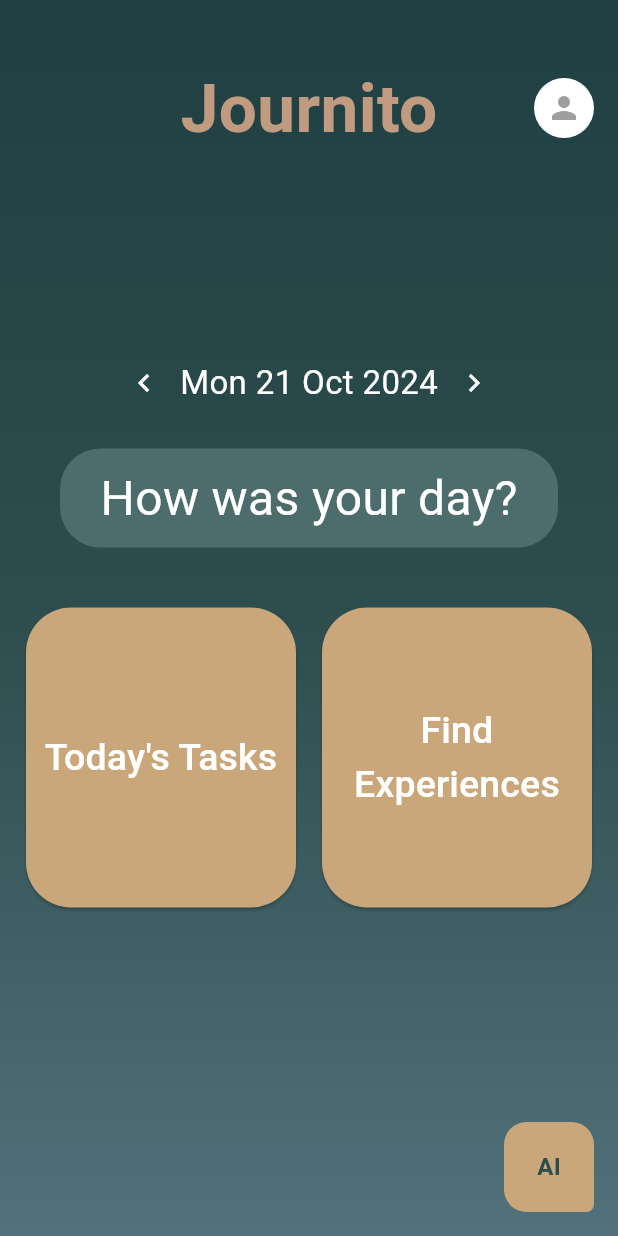
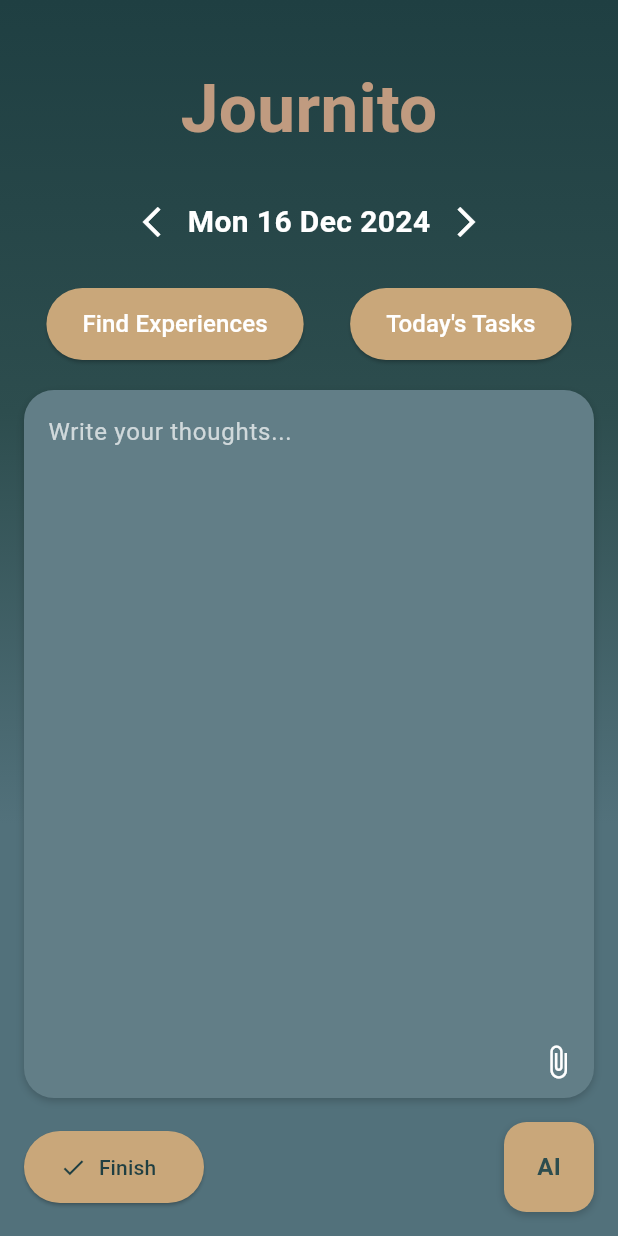
Before and after one commit to mariantaflou/Human-Computer-Interaction-Project-Journito, a Flutter app: the HomeScreen screen opened by its route, after a tap on "How was your day?", on a phone screen of 412 x 824 dp. Run offline on Flutter 3.47's test engine with Material 3 defaults, Android fonts, the light colour scheme and no system bars; our stand-ins replace image_picker, table_calendar; Roboto replaces fonts that are missing (Cursive).

Commit message:
new changes

```diff
--- a/lib/main.dart
+++ b/lib/main.dart
@@ -5,6 +5,7 @@ import 'screens/home_screen.dart';
 import 'screens/ai_chat.dart';
 import 'screens/tasks_screen.dart'; // Add this line
 import 'screens/calendar.dart';
+import 'screens/journaling.dart';
 
 
 void main() {
@@ -29,6 +30,7 @@ class MyApp extends StatelessWidget {
         '/ai_chat': (context) => const ChatWithAIScreen(),
         '/tasks': (context) => const TasksScreen(),
         '/calendar': (context) => const CalendarScreen(),
+        '/journaling': (context) => const JournalingScreen(),
       },
     );
   }
--- a/lib/screens/calendar.dart
+++ b/lib/screens/calendar.dart
@@ -16,8 +16,12 @@ class _CalendarScreenState extends State<CalendarScreen> {
   // Mock data for days with logs and tasks (you'll replace this with actual data)
   final Set<DateTime> _daysWithLogs = {
     DateTime(2024, 12, 5),
+    DateTime(2024, 12, 6),
+    DateTime(2024, 12, 7),
+    DateTime(2024, 12, 8),
+    DateTime(2024, 12, 9),
     DateTime(2024, 12, 10),
-    DateTime(2024, 12, 15),
+    DateTime(2024, 12, 11),
   };
 
   final Set<DateTime> _daysWithTasks = {
@@ -119,12 +123,13 @@ class _CalendarScreenState extends State<CalendarScreen> {
                             bool hasLog = _daysWithLogs.any((d) => _isSameDay(d, day));
                             bool hasTask = _daysWithTasks.any((d) => _isSameDay(d, day));
 
-                            if (hasLog && hasTask) {
-                              return _buildMarker(Colors.purple);
-                            } else if (hasLog) {
-                              return _buildMarker(Colors.green);
+                            //if (hasLog && hasTask) {
+                              //return _buildMarker(Color());
+                            //} else if (hasLog) {
+                            if (hasLog) {
+                              return _buildMarker(const Color(0xff1f3f42));
                             } else if (hasTask) {
-                              return _buildMarker(Colors.blue);
+                              return _buildMarker(const Color(0xFFC09B80));
                             }
                             return null;
                           },
--- /dev/null
+++ b/lib/screens/journaling.dart
@@ -0,0 +1,327 @@
+import 'package:flutter/material.dart';
+import 'package:image_picker/image_picker.dart';
+import 'dart:io';
+
+class JournalingScreen extends StatefulWidget {
+  const JournalingScreen({super.key});
+
+  @override
+  _JournalingScreenState createState() => _JournalingScreenState();
+}
+
+class _JournalingScreenState extends State<JournalingScreen> {
+  final TextEditingController _textController = TextEditingController();
+  File? _attachedImage;
+
+  @override
+  Widget build(BuildContext context) {
+    return Scaffold(
+      body: Container(
+        decoration: const BoxDecoration(
+          gradient: LinearGradient(
+            begin: Alignment.topCenter,
+            end: Alignment.bottomCenter,
+            colors: [
+              Color(0xff1f3f42),
+              Color(0xff2d4d4e),
+              Color(0xff52717B),
+              Color(0xff52717B),
+            ],
+          ),
+        ),
+        child: Column(
+          children: [
+            const SizedBox(height: 40),
+            // Title
+            _buildTitle(context),
+            const SizedBox(height: 20),
+            // Date Section
+            _buildDateSection(context),
+            const SizedBox(height: 20),
+            // Buttons
+            _buildButtonRow(context),
+            const SizedBox(height: 20),
+            // Journaling Frame
+            _buildJournalingFrame(context),
+            // Bottom Buttons
+            _buildBottomButtonRow(context),
+          ],
+        ),
+      ),
+    );
+  }
+
+  // Title
+  Widget _buildTitle(BuildContext context) {
+    return GestureDetector(
+      onTap: () {
+        Navigator.pushNamedAndRemoveUntil(
+          context,
+          '/home',
+              (Route<dynamic> route) => false,
+        );
+      },
+      child: const Text(
+        'Journito',
+        style: TextStyle(
+          fontFamily: 'Cursive',
+          fontSize: 45,
+          fontWeight: FontWeight.bold,
+          color: Color(0xFFC09B80),
+        ),
+      ),
+    );
+  }
+
+  // Date Section
+  Widget _buildDateSection(BuildContext context) {
+    return Row(
+      mainAxisAlignment: MainAxisAlignment.center,
+      children: [
+        IconButton(
+          onPressed: () {
+            // Navigate to the previous date
+            _navigateToPreviousDate(context);
+          },
+          icon: const Icon(
+            Icons.arrow_back_ios_new,
+            color: Colors.white,
+          ),
+        ),
+        GestureDetector(
+          onTap: () {
+            Navigator.pushNamed(context, '/calendar');
+          },
+          child: Text(
+            _formattedDate(),
+            style: const TextStyle(
+              color: Colors.white,
+              fontSize: 20,
+              fontWeight: FontWeight.bold,
+            ),
+          ),
+        ),
+        IconButton(
+          onPressed: () {
+            // Navigate to the next date
+            _navigateToNextDate(context);
+          },
+          icon: const Icon(
+            Icons.arrow_forward_ios,
+            color: Colors.white,
+          ),
+        ),
+      ],
+    );
+  }
+
+  // Button Row
+  Widget _buildButtonRow(BuildContext context) {
+    return Row(
+      mainAxisAlignment: MainAxisAlignment.spaceEvenly,
+      children: [
+        _buildButton(context, 'Find Experiences', '/experiences'),
+        _buildButton(context, "Today's Tasks", '/tasks'),
+      ],
+    );
+  }
+
+  // Journaling Frame
+  Widget _buildJournalingFrame(BuildContext context) {
+    return Expanded(
+      child: Padding(
+        padding: const EdgeInsets.symmetric(horizontal: 16),
+        child: Container(
+          decoration: BoxDecoration(
+            color: const Color(0xff627E87),
+            borderRadius: BorderRadius.circular(20),
+            boxShadow: [
+              BoxShadow(
+                color: Colors.black.withOpacity(0.2),
+                blurRadius: 4,
+                offset: const Offset(0, 2),
+              ),
+            ],
+          ),
+          child: Column(
+            children: [
+              Expanded(
+                child: TextField(
+                  controller: _textController,
+                  maxLines: null,
+                  textInputAction: TextInputAction.newline,
+                  decoration: const InputDecoration(
+                    contentPadding: EdgeInsets.all(16),
+                    hintText: 'Write your thoughts...',
+                    hintStyle: TextStyle(color: Colors.white70),
+                    border: InputBorder.none,
+                  ),
+                  style: const TextStyle(color: Colors.white),
+                ),
+              ),
+              Row(
+                mainAxisAlignment: MainAxisAlignment.end,
+                children: [
+                  if (_attachedImage != null)
+                    Expanded(
+                      child: Padding(
+                        padding: const EdgeInsets.all(8.0),
+                        child: Image.file(
+                          _attachedImage!,
+                          fit: BoxFit.contain,
+                        ),
+                      ),
+                    ),
+                  IconButton(
+                    onPressed: () {
+                      _attachPicture(context);
+                    },
+                    icon: const Icon(
+                      Icons.attach_file,
+                      color: Colors.white,
+                    ),
+                  ),
+                ],
+              ),
+            ],
+          ),
+        ),
+      ),
+    );
+  }
+
+  // Bottom Button Row
+  Widget _buildBottomButtonRow(BuildContext context) {
+    return Padding(
+      padding: const EdgeInsets.all(16.0),
+      child: Row(
+        mainAxisAlignment: MainAxisAlignment.spaceBetween,
+        children: [
+          _buildBottomButton(Icons.check, 'Finish', () {
+            // Add finish editing logic
+            _saveJournal();
+            Navigator.pop(context);
+          }),
+          _buildAIButton(context),
+        ],
+      ),
+    );
+  }
+
+  // Button Builder
+  Widget _buildButton(BuildContext context, String title, String route) {
+    return ElevatedButton(
+      onPressed: () {
+        Navigator.pushNamed(context, route);
+      },
+      style: ElevatedButton.styleFrom(
+        backgroundColor: const Color(0xffc9a77a),
+        shape: RoundedRectangleBorder(
+          borderRadius: BorderRadius.circular(25),
+        ),
+        minimumSize: const Size(140, 48),
+      ),
+      child: Text(
+        title,
+        style: const TextStyle(
+          color: Colors.white,
+          fontSize: 16,
+        ),
+      ),
+    );
+  }
+
+  // Finish Button
+  Widget _buildBottomButton(IconData icon, String label, VoidCallback onPressed) {
+    return ElevatedButton.icon(
+      onPressed: onPressed,
+      icon: Icon(icon, color: const Color(0xff1f3f42)),
+      label: Text(
+        label,
+        style: const TextStyle(color: Color(0xff1f3f42)),
+      ),
+      style: ElevatedButton.styleFrom(
+        backgroundColor: const Color(0xffc9a77a),
+        shape: RoundedRectangleBorder(
+          borderRadius: BorderRadius.circular(25),
+        ),
+        minimumSize: const Size(120, 48),
+      ),
+    );
+  }
+
+  // AI Button
+  Widget _buildAIButton(BuildContext context) {
+    return GestureDetector(
+      onTap: () {
+        Navigator.pushNamed(context, '/ai_chat');
+      },
+      child: Container(
+        width: 60,
+        height: 60,
+        decoration: BoxDecoration(
+          color: const Color(0xffc9a77a),
+          borderRadius: BorderRadius.circular(15),
+          boxShadow: [
+            BoxShadow(
+              color: Colors.black.withOpacity(0.2),
+              blurRadius: 4,
+              offset: const Offset(0, 2),
+            ),
+          ],
+        ),
+        child: const Center(
+          child: Text(
+            'AI',
+            style: TextStyle(
+              fontWeight: FontWeight.bold,
+              fontSize: 16,
+              color: Color(0xff2d4d4e),
+            ),
+          ),
+        ),
+      ),
+    );
+  }
+
+  // Format Date Function
+  String _formattedDate() {
+    final now = DateTime.now();
+    return '${_dayOfWeek(now.weekday)} ${now.day} ${_monthOfYear(now.month)} ${now.year}';
+  }
+
+  String _dayOfWeek(int day) {
+    const days = ['Mon', 'Tue', 'Wed', 'Thu', 'Fri', 'Sat', 'Sun'];
+    return days[day - 1];
+  }
+
+  String _monthOfYear(int month) {
+    const months = [
+      'Jan', 'Feb', 'Mar', 'Apr', 'May', 'Jun',
+      'Jul', 'Aug', 'Sep', 'Oct', 'Nov', 'Dec'
+    ];
+    return months[month - 1];
+  }
+
+  void _navigateToPreviousDate(BuildContext context) {
+    // Add logic to navigate to the previous date
+  }
+
+  void _navigateToNextDate(BuildContext context) {
+    // Add logic to navigate to the next date
+  }
+
+  void _attachPicture(BuildContext context) async {
+    final picker = ImagePicker();
+    final pickedImage = await picker.pickImage(source: ImageSource.gallery);
+    if (pickedImage != null) {
+      setState(() {
+        _attachedImage = File(pickedImage.path);
+      });
+    }
+  }
+
+  void _saveJournal() {
+    // Save the journal entry using the _textController.text and _attachedImage
+  }
+}
--- a/pubspec.yaml
+++ b/pubspec.yaml
@@ -12,6 +12,7 @@ dependencies:
     sdk: flutter
   cupertino_icons: ^1.0.8
   table_calendar: ^3.1.3
+  image_picker: ^1.1.2
 
 dev_dependencies:
   flutter_test:
```
Also changed, not shown: pubspec.lock, 6 other files.
